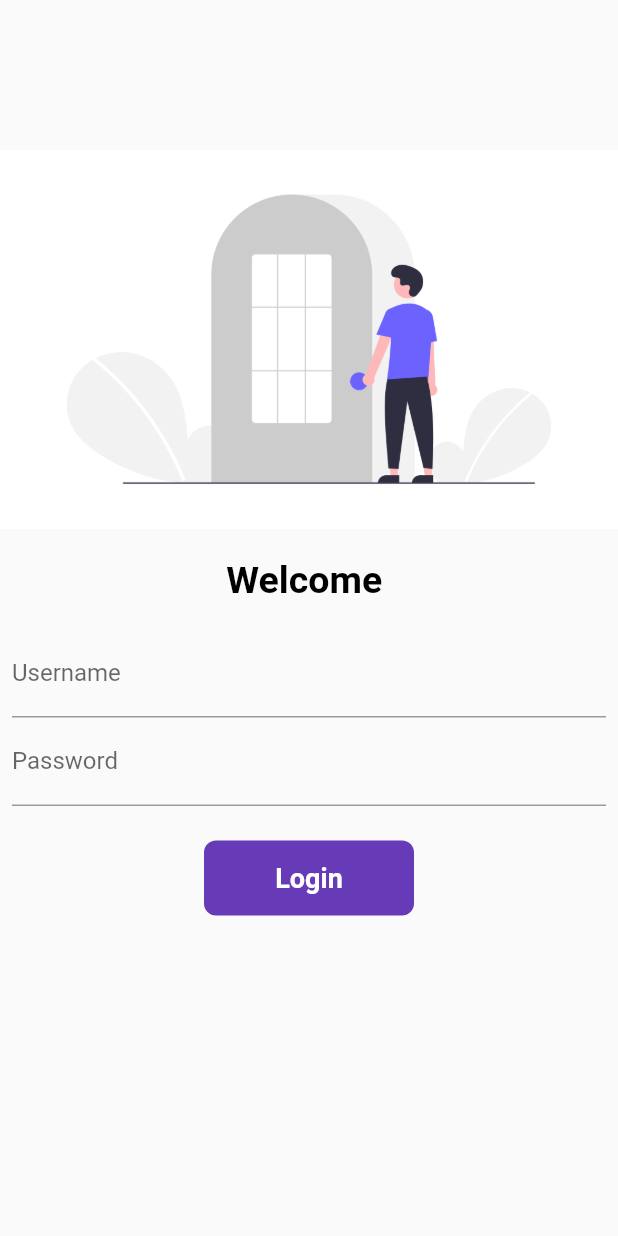
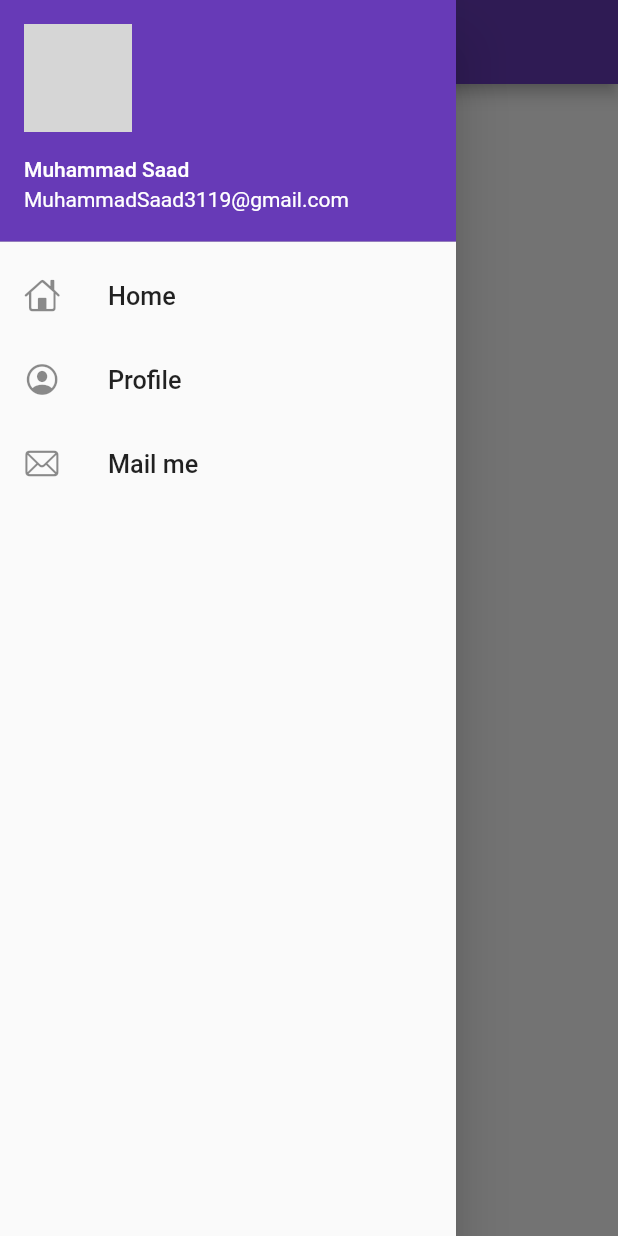
Before and after one commit to saad1931/FlutterPractice, a Flutter app: the screen it shows after launch, with the side drawer open (before the commit the screen has no drawer), on a phone screen of 412 x 824 dp. Run offline on Flutter 3.47's test engine with Material 2 defaults, Android fonts, the phone set to English and light mode, and no system bars; network calls fail; grey boxes are pictures that could not be loaded.

Commit message:
day 7 completed

```diff
--- a/lib/main.dart
+++ b/lib/main.dart
@@ -26,7 +26,7 @@
       // ),
 
       // initialRoute (app will start from initialRoute)
-      initialRoute: "/Login",
+      initialRoute: "/Home",
 
       // Routes
       routes: {
--- a/lib/screens/home.dart
+++ b/lib/screens/home.dart
@@ -1,16 +1,21 @@
 import 'package:flutter/material.dart';
+import 'package:flutter_challenge/widgets/drawer.dart';
 
 class Home extends StatelessWidget {
   const Home({ Key? key }) : super(key: key);
 
   @override
   Widget build(BuildContext context) {
-    return Material(
-      child: Container(
-        child: Center(
-          child: Text("Home Screen"),
-        ),
-      ),
+    return Scaffold(
+       appBar: AppBar(title: Center(child: Text("Home"))
+       ),
+       body: Center(
+         child: Container(
+          child: Text("Welcome to thr app"),
+         ),
+       ),
+       drawer: MyDrawer(),
+
     );
   }
 }
--- /dev/null
+++ b/lib/widgets/drawer.dart
@@ -0,0 +1,59 @@
+import 'package:flutter/cupertino.dart';
+import 'package:flutter/material.dart';
+
+class MyDrawer extends StatelessWidget {
+  const MyDrawer({Key? key}) : super(key: key);
+
+  @override
+  Widget build(BuildContext context) {
+    final  imageURL = "https://avatars.githubusercontent.com/u/54960609?s=400&u=964299ada1705dc4a0f31506cb85ee703f4d059f&v=4";
+    return Drawer(
+      child: ListView(
+        children: [
+          DrawerHeader(
+            padding: EdgeInsets.zero,
+            child: UserAccountsDrawerHeader(
+            margin: EdgeInsets.zero,
+            accountName: Text("Muhammad Saad"),
+            accountEmail: Text("MuhammadSaad3119@gmail.com"),
+            currentAccountPicture: CircleAvatar(
+              backgroundImage: NetworkImage(imageURL),
+            ),
+          )
+          ),
+          ListTile(
+            leading: Icon(
+              CupertinoIcons.home,
+            ),
+            title:
+            Text(
+              "Home",
+              textScaleFactor: 1.2,
+            ),
+          ),
+          ListTile(
+            leading: Icon(
+              CupertinoIcons.profile_circled,
+            ),
+            title:
+            Text(
+              "Profile",
+              textScaleFactor: 1.2,
+            ),
+          ),
+          ListTile(
+            leading: Icon(
+              CupertinoIcons.mail,
+            ),
+            title:
+            Text(
+              "Mail me",
+              textScaleFactor: 1.2,
+            ),
+          ),
+
+        ],
+      ),
+    );
+  }
+}
```
